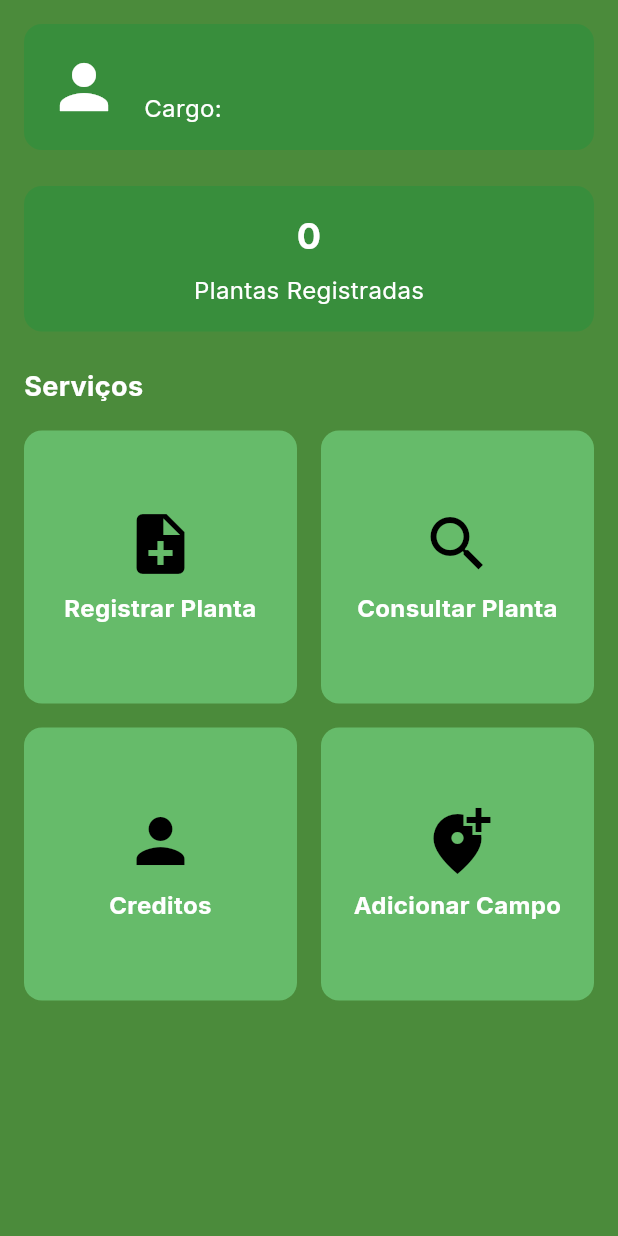
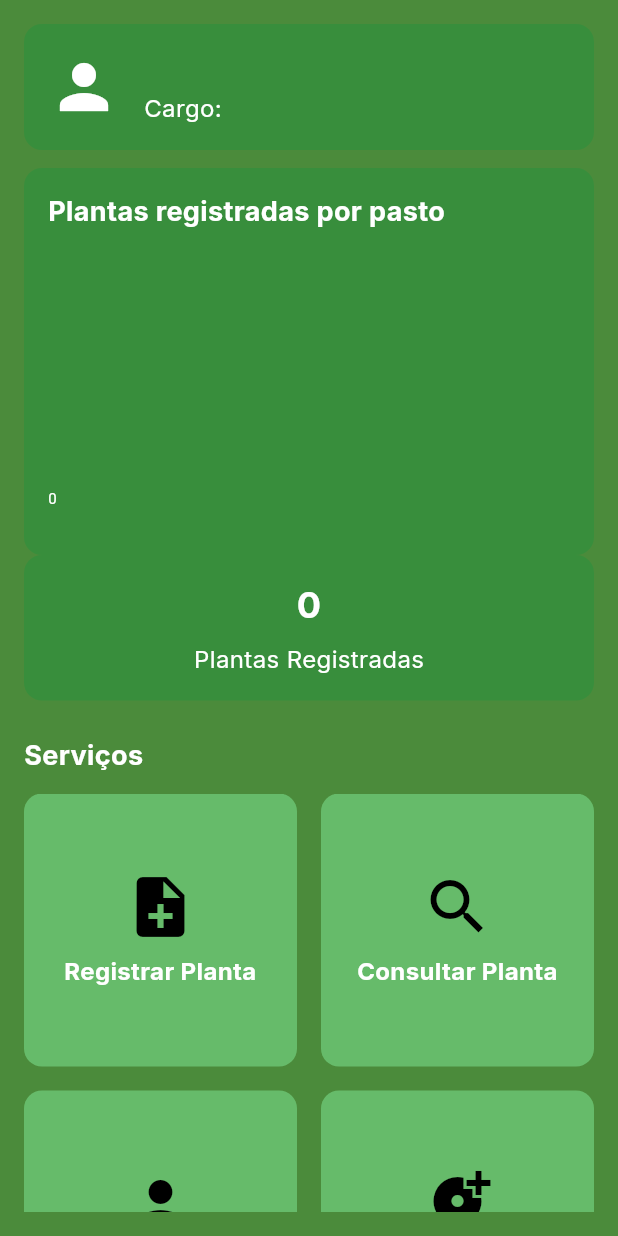
Before and after one commit to gustavotang/agrosync, a Flutter app: the HomePage screen opened directly, on a phone screen of 412 x 824 dp. Run offline on Flutter 3.47's test engine with Material 3 defaults, Android fonts, the phone set to English and light mode, and no system bars; drawn by our look-alikes of fl_chart; our stand-ins replace cloud_firestore, connectivity_plus, firebase_auth, firebase_core, firebase_database, flutter_svg and 5 more; accounts and stored records are empty.

```diff
--- a/lib/pages/home_page.dart
+++ b/lib/pages/home_page.dart
@@ -10,7 +10,7 @@ import 'package:hive/hive.dart';
 import 'creditos.dart';
 import 'package:firebase_database/firebase_database.dart';
 import 'package:firebase_auth/firebase_auth.dart';
-
+import 'package:fl_chart/fl_chart.dart';
 
 class HomePage extends StatelessWidget {
   HomePage({super.key});
@@ -103,6 +103,117 @@ class HomePage extends StatelessWidget {
     );
   }
 
+  // Adicionei a função para contar plantas por pasto
+  Map<String, int> _countPlantsByPasture(List<Map<String, dynamic>> plants) {
+    final Map<String, int> count = {};
+    for (var plant in plants) {
+      // Troque 'Pasto' por 'pasture'
+      final pasture = plant['pasture'] ?? plant['Pasto'] ?? 'Desconhecido';
+      count[pasture] = (count[pasture] ?? 0) + 1;
+    }
+    return count;
+  }
+
+  // Widget do dashboard com gráfico e total de plantas
+  Widget _buildDashboardWithChart(BuildContext context, FirebaseFirestore firestore) {
+    return FutureBuilder(
+      future: firestore.collection('plants').get(),
+      builder: (context, snapshot) {
+        if (snapshot.connectionState == ConnectionState.waiting) {
+          return const Padding(
+            padding: EdgeInsets.all(16.0),
+            child: CircularProgressIndicator(color: Colors.white),
+          );
+        }
+        if (snapshot.hasError || !snapshot.hasData) {
+          return const Text('Erro ao carregar dados', style: TextStyle(color: Colors.white));
+        }
+        final docs = (snapshot.data as QuerySnapshot).docs;
+        final plants = docs.map((doc) => doc.data() as Map<String, dynamic>).toList();
+        final total = plants.length;
+        final data = _countPlantsByPasture(plants);
+        final keys = data.keys.toList();
+
+        return Container(
+          padding: const EdgeInsets.all(16.0),
+          decoration: BoxDecoration(
+            color: const Color(0xFF388E3C),
+            borderRadius: BorderRadius.circular(12),
+          ),
+          child: Column(
+            crossAxisAlignment: CrossAxisAlignment.start,
+            children: [
+              Text(
+                'Plantas registradas por pasto',
+                style: GoogleFonts.inter(
+                  fontSize: 18,
+                  fontWeight: FontWeight.bold,
+                  color: Colors.white,
+                ),
+              ),
+              const SizedBox(height: 20),
+              SizedBox(
+                height: 180,
+                child: BarChart(
+                  BarChartData(
+                    alignment: BarChartAlignment.spaceAround,
+                    barGroups: List.generate(keys.length, (index) {
+                      return BarChartGroupData(
+                        x: index,
+                        barRods: [
+                          BarChartRodData(
+                            toY: data[keys[index]]!.toDouble(),
+                            color: Colors.white,
+                            width: 18,
+                            borderRadius: BorderRadius.circular(4),
+                          ),
+                        ],
+                      );
+                    }),
+                    titlesData: FlTitlesData(
+                      bottomTitles: AxisTitles(
+                        sideTitles: SideTitles(
+                          showTitles: true,
+                          getTitlesWidget: (value, meta) {
+                            final idx = value.toInt();
+                            if (idx >= 0 && idx < keys.length) {
+                              // Exibe "Pasto <nome>" como label
+                              return Text(
+                                'Pasto ${keys[idx]}',
+                                style: const TextStyle(color: Colors.white, fontSize: 12),
+                                textAlign: TextAlign.center,
+                              );
+                            }
+                            return const SizedBox.shrink();
+                          },
+                        ),
+                      ),
+                      leftTitles: AxisTitles(
+                        sideTitles: SideTitles(
+                          showTitles: true,
+                          reservedSize: 28,
+                          getTitlesWidget: (value, meta) => Text(
+                            value.toInt().toString(),
+                            style: const TextStyle(color: Colors.white, fontSize: 10),
+                          ),
+                        ),
+                      ),
+                      rightTitles: AxisTitles(sideTitles: SideTitles(showTitles: false)),
+                      topTitles: AxisTitles(sideTitles: SideTitles(showTitles: false)),
+                    ),
+                    borderData: FlBorderData(show: false),
+                    gridData: FlGridData(show: false),
+                    barTouchData: BarTouchData(enabled: false),
+                  ),
+                ),
+              ),
+            ],
+          ),
+        );
+      },
+    );
+  }
+
   @override
 Widget build(BuildContext context) {
   return Scaffold(
@@ -174,7 +285,10 @@ Widget build(BuildContext context) {
               ],
             ),
           ),
-          const SizedBox(height: 24),
+          const SizedBox(height: 12),
+
+          //Grafico
+          _buildDashboardWithChart(context, _firestore),
 
           // Dashboard com métricas do Firebase
           Container(
@@ -205,7 +319,7 @@ Widget build(BuildContext context) {
               color: Colors.white,
             ),
           ),
-          const SizedBox(height: 16),
+          const SizedBox(height: 12),
 
           // Grid com os botões
           Expanded(
--- a/pubspec.yaml
+++ b/pubspec.yaml
@@ -28,6 +28,7 @@ dependencies:
   fluttertoast: ^8.2.4
   flutter_masked_text2: ^0.9.1
   mask_text_input_formatter: ^2.7.0
+  fl_chart: ^0.66.0
 
 dev_dependencies:
   build_runner: ^2.4.6
```
Also changed, not shown: lib/pages/signup.dart (+27 -17 lines), pubspec.lock.
